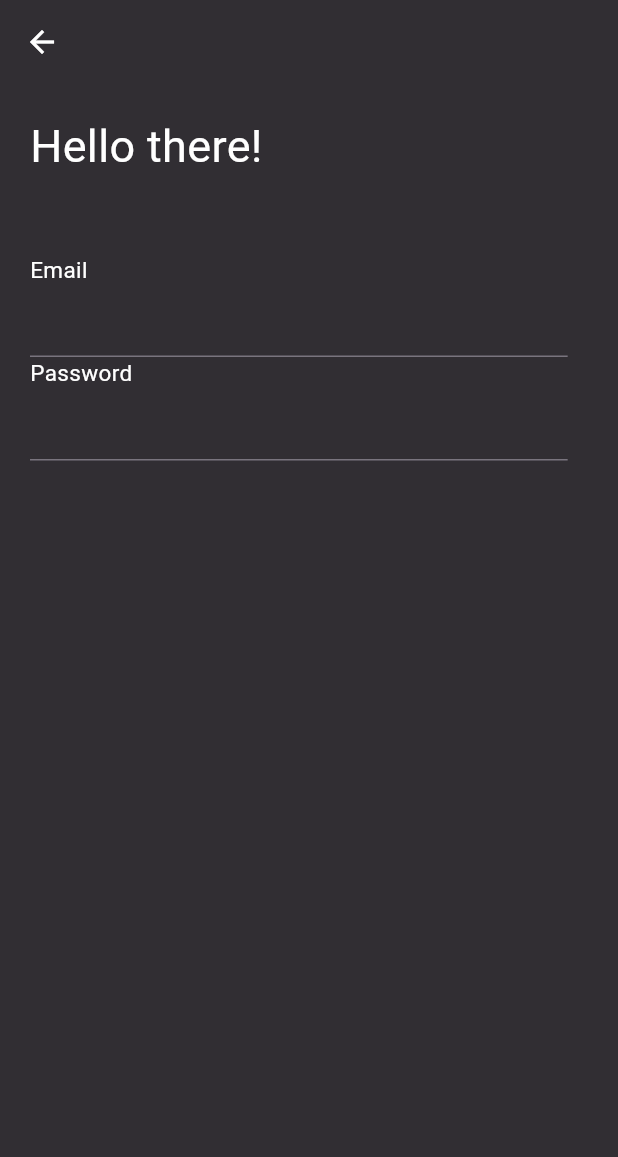
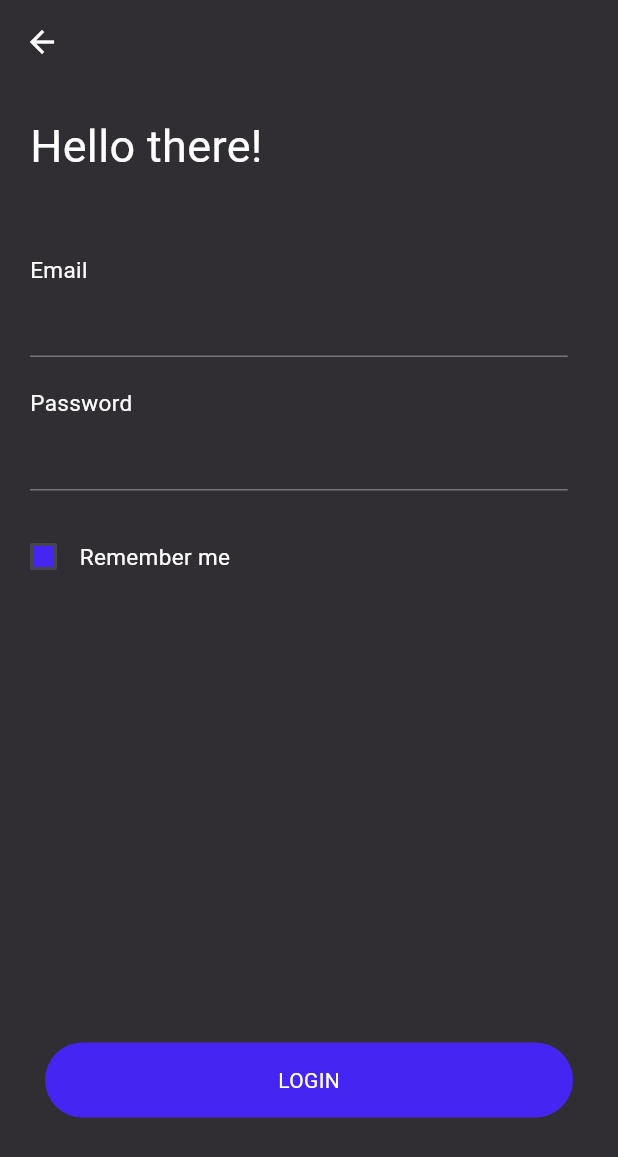
Before and after one commit to anshjamwal15/brackethub-frontend, a Flutter app: the screen it shows after launch, on a phone screen of 412 x 824 dp. Shown: the top 1157 px of the screen. Run offline on Flutter 3.47's test engine with Material 2 defaults, Android fonts, the phone set to English and light mode, and no system bars; Roboto replaces fonts that are missing (Poppins).

Commit message:
build: login complete

```diff
--- a/lib/screens/login/login.dart
+++ b/lib/screens/login/login.dart
@@ -1,8 +1,9 @@
+import 'package:brackethub_app/utils/app_style.dart';
 import 'package:brackethub_app/utils/theme.dart';
 import 'package:flutter/material.dart';
 
 class Login extends StatelessWidget {
-  const Login({Key? key});
+  const Login({super.key});
 
   @override
   Widget build(BuildContext context) {
@@ -32,26 +33,106 @@ class Login extends StatelessWidget {
                       style: TextStyle(color: Colors.white, fontSize: 15),
                     ),
                     TextFormField(
+                      style: const TextStyle(color: Colors.white),
+                      cursorColor: kPrimaryColor,
                       decoration: const InputDecoration(
                         border: UnderlineInputBorder(),
+                        focusedBorder: UnderlineInputBorder(
+                          borderSide: BorderSide(color: kPrimaryColor),
+                        ),
                       ),
                     ),
+                    const SizedBox(height: 20),
                     const Text(
                       "Password",
                       style: TextStyle(color: Colors.white, fontSize: 15),
                     ),
                     TextFormField(
+                      style: const TextStyle(color: Colors.white),
+                      cursorColor: kPrimaryColor,
                       decoration: const InputDecoration(
                         border: UnderlineInputBorder(),
+                        focusedBorder: UnderlineInputBorder(
+                          borderSide: BorderSide(color: kPrimaryColor),
+                        ),
                       ),
                     ),
+                    const SizedBox(height: 20),
                   ],
                 ),
               ),
             ),
+            const Padding(
+              padding: EdgeInsets.only(left: 5),
+              child: Row(
+                children: [
+                  CustomCheckBox(),
+                  Text(
+                    "Remember me",
+                    style: TextStyle(color: Colors.white, fontSize: 15),
+                  ),
+                ],
+              ),
+            ),
+            Padding(
+              padding: const EdgeInsets.only(top: 300, left: 30, right: 30),
+              child: Material(
+                color: kPrimaryColor,
+                borderRadius: BorderRadius.circular(50),
+                child: InkWell(
+                  onTap: () {},
+                  borderRadius: BorderRadius.circular(50),
+                  child: Container(
+                    width: 500,
+                    height: 50,
+                    alignment: Alignment.center,
+                    child: const Text(
+                      style: TextStyle(color: Colors.white),
+                      'LOGIN',
+                    ),
+                  ),
+                ),
+              ),
+            )
           ],
         ),
       ),
     );
   }
 }
+
+class CustomCheckBox extends StatefulWidget {
+  const CustomCheckBox({super.key});
+
+  @override
+  State<CustomCheckBox> createState() => _CustomCheckBoxState();
+}
+
+class _CustomCheckBoxState extends State<CustomCheckBox> {
+  bool? isChecked = false;
+
+  Color getColor(Set<MaterialState> states) {
+    const Set<MaterialState> interactiveStates = <MaterialState>{
+      MaterialState.pressed,
+      MaterialState.hovered,
+      MaterialState.focused,
+    };
+    if (states.any(interactiveStates.contains)) {
+      return Colors.blue;
+    }
+    return kPrimaryColor;
+  }
+
+  @override
+  Widget build(BuildContext context) {
+    return Checkbox(
+        checkColor: Colors.white,
+        fillColor: MaterialStateColor.resolveWith(getColor),
+        value: isChecked,
+        onChanged: (value) {
+          setState(() {
+            isChecked = value;
+          });
+        });
+  }
+}
```
